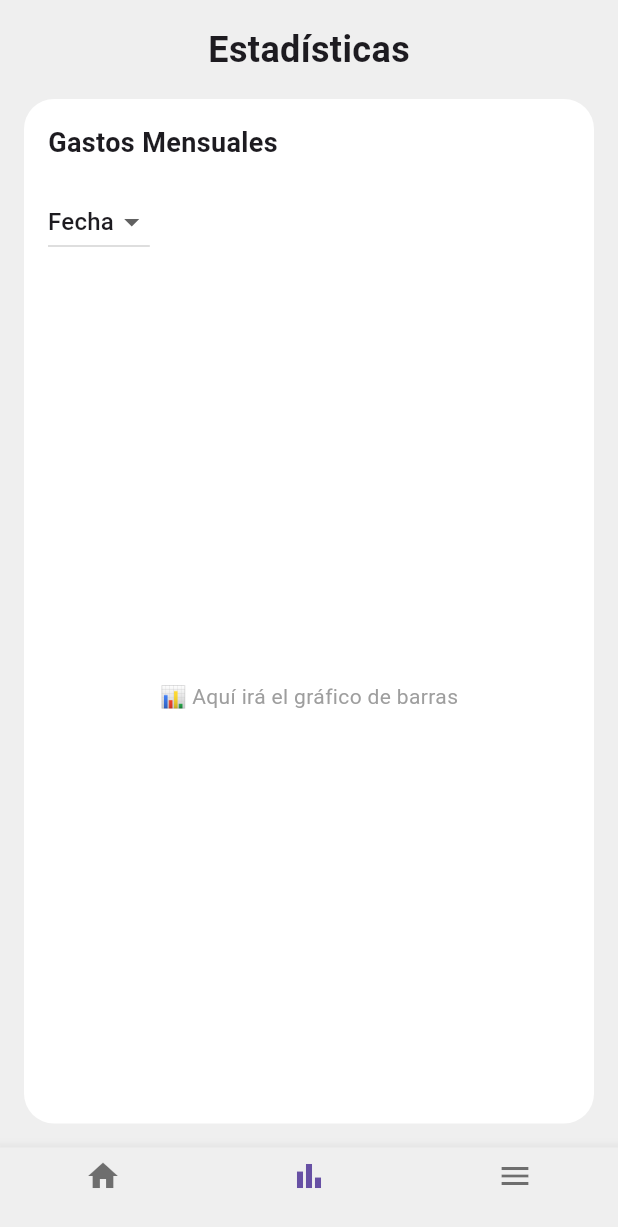
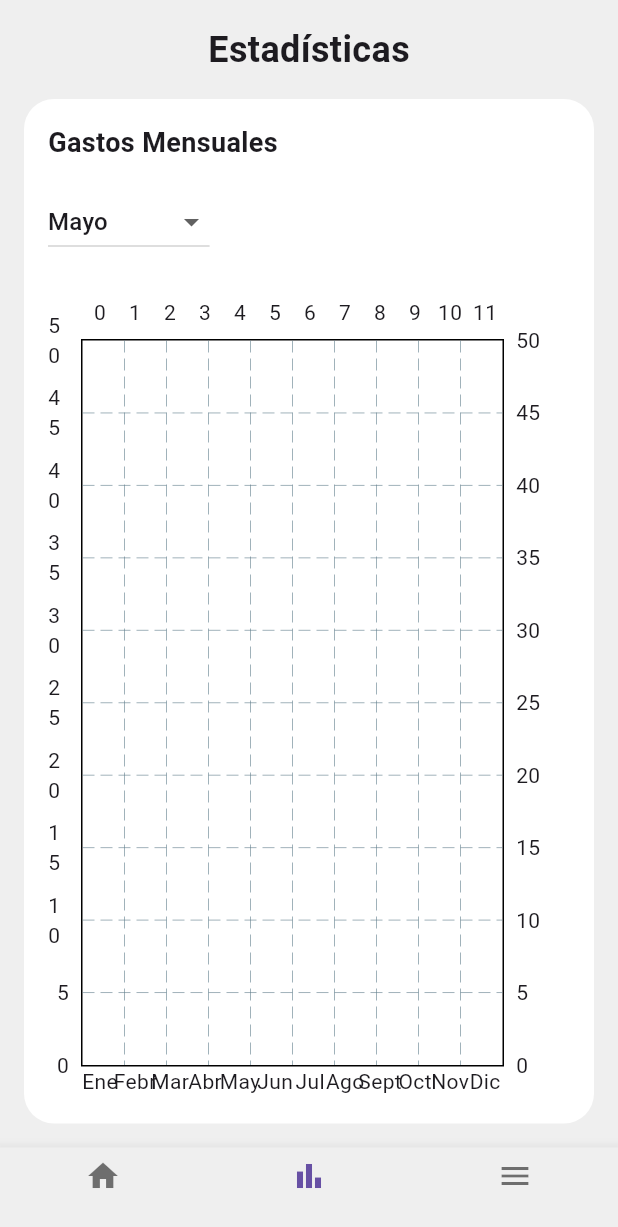
Before and after one commit to OnaLabay/AppControlGastos, a Flutter app: the EstadisticasPage screen opened directly, on a phone screen of 412 x 824 dp. Shown: the top 1227 px of the screen. Run offline on Flutter 3.47's test engine with Material 3 defaults, Android fonts, the phone set to English and light mode, and no system bars; drawn by our look-alikes of fl_chart; our stand-ins replace cloud_firestore, firebase_auth, firebase_core; accounts and stored records are empty.

Commit message:
Guardo cambios antes de hacer merge con giuliana

```diff
--- a/lib/main.dart
+++ b/lib/main.dart
@@ -1,20 +1,37 @@
 import 'package:flutter/material.dart';
+import 'package:firebase_core/firebase_core.dart';
+import 'services/firebase_options.dart';
+import 'pages/login_page.dart';
+import 'pages/register_page.dart';
+import 'pages/estadisticas_page.dart';
+//import 'pages/gastos_page.dart';
+//import 'package:cloud_firestore/cloud_firestore.dart';
+//import 'package:firebase_auth/firebase_auth.dart';
+//import 'pages/historial_page.dart';
+import 'package:intl/date_symbol_data_local.dart';
 
-void main() {
-  runApp(const MainApp());
+void main() async {
+  WidgetsFlutterBinding.ensureInitialized();
+  await Firebase.initializeApp(options: DefaultFirebaseOptions.currentPlatform);
+  await initializeDateFormatting('es', null);
+  runApp(const MyApp());
 }
 
-class MainApp extends StatelessWidget {
-  const MainApp({super.key});
+class MyApp extends StatelessWidget {
+  const MyApp({super.key});
 
   @override
   Widget build(BuildContext context) {
-    return const MaterialApp(
-      home: Scaffold(
-        body: Center(
-          child: Text('Hello World!'),
-        ),
-      ),
+    return MaterialApp(
+      initialRoute: '/login_page',
+      routes: {
+        '/login_page': (context) => const LoginPage(),
+        '/register_page': (context) => RegisterPage(),
+        '/estadisticas_page': (context) => const EstadisticasPage(),
+        /*'/gastos_page': (context) => const PantallaGastos(),
+        '/historial_page': (context) => const PantallaHistorial(),
+        'inicio_page' :  (context) => const PantallaInicio()*/
+      },
     );
   }
 }
--- a/lib/pages/estadisticas_page.dart
+++ b/lib/pages/estadisticas_page.dart
@@ -1,52 +1,79 @@
 import 'package:flutter/material.dart';
+import '../widgets/grafico_estadisticas.dart'; // Ruta al widget del gráfico
+// Importar las demás páginas para la navegación
+//import 'inicio_page.dart';
+//import 'menu_page.dart';
 
-class EstadisticasPage extends StatelessWidget {
+/// Pantalla principal de estadísticas con filtro por mes y navegación inferior
+class EstadisticasPage extends StatefulWidget {
   const EstadisticasPage({super.key});
+
+  @override
+  State<EstadisticasPage> createState() => _EstadisticasPageState();
+}
+
+class _EstadisticasPageState extends State<EstadisticasPage> {
+  // Lista de meses para el filtro
+  final List<String> meses = [
+    'Enero',
+    'Febrero',
+    'Marzo',
+    'Abril',
+    'Mayo',
+    'Junio',
+    'Julio',
+    'Agosto',
+    'Septiembre',
+    'Octubre',
+    'Noviembre',
+    'Diciembre',
+  ];
+  String mesSeleccionado = 'Mayo'; // Mes por defecto
+
+  // Función para manejar la navegación al tocar un ícono
+  void _onItemTapped(int index) {
+    if (index == 0) {
+      // Si toca el ícono de Inicio, navegamos a InicioPage
+      Navigator.pushReplacementNamed(context, '/inicio_page');
+    } else if (index == 1) {
+      // Si toca el ícono de Estadísticas, ya estamos aquí, no hacemos nada
+    } else if (index == 2) {
+      // Si toca el ícono de Historial, navegamos a Historial
+      Navigator.pushReplacementNamed(context, '/historial_page');
+    }
+  }
 
   @override
   Widget build(BuildContext context) {
     return Scaffold(
-      // Color de fondo de toda la pantalla (gris claro)
-      backgroundColor: const Color(0xFFEFEFEF),
-
-      // SafeArea evita que el contenido quede debajo de la barra de estado del celular
+      backgroundColor: const Color(0xFFEFEFEF), // Fondo gris claro
       body: SafeArea(
         child: Padding(
-          padding: const EdgeInsets.all(
-            16.0,
-          ), // Espaciado interno de la pantalla
+          padding: const EdgeInsets.all(16.0), // Espacio alrededor
           child: Column(
             children: [
-              // Título principal "Estadísticas"
+              // Título principal
               const Text(
                 'Estadísticas',
                 style: TextStyle(
-                  fontSize: 24, // Tamaño del texto
-                  fontWeight: FontWeight.bold, // Negrita
-                  decorationThickness: 2, // Grosor de la línea
+                  fontSize: 24,
+                  fontWeight: FontWeight.bold,
+                  decorationThickness: 2,
                 ),
               ),
-
-              const SizedBox(
-                height: 16,
-              ), // Espacio entre el título y el contenedor blanco
-              // Contenedor blanco principal donde van los datos
+              const SizedBox(height: 16), // Espacio después del título
+              // Contenedor blanco con el contenido
               Expanded(
                 child: Container(
-                  padding: const EdgeInsets.all(
-                    16,
-                  ), // Espacio interno del contenedor
+                  padding: const EdgeInsets.all(16),
                   decoration: BoxDecoration(
-                    color: Colors.white, // Fondo blanco
-                    borderRadius: BorderRadius.circular(
-                      20,
-                    ), // Bordes redondeados
+                    color: Colors.white,
+                    borderRadius: BorderRadius.circular(20),
                   ),
                   child: Column(
-                    crossAxisAlignment:
-                        CrossAxisAlignment.start, // Alinear a la izquierda
+                    crossAxisAlignment: CrossAxisAlignment.start,
                     children: [
-                      // Subtítulo "Gastos Mensuales"
+                      // Subtítulo
                       const Text(
                         'Gastos Mensuales',
                         style: TextStyle(
@@ -54,32 +81,32 @@ class EstadisticasPage extends StatelessWidget {
                           fontWeight: FontWeight.w600,
                         ),
                       ),
+                      const SizedBox(height: 16),
 
-                      const SizedBox(
-                        height: 16,
-                      ), // Espacio entre título y dropdown
-                      // Dropdown para seleccionar "Fecha" (más filtros pueden agregarse después)
+                      // Dropdown para seleccionar mes
                       DropdownButton<String>(
-                        value: 'Fecha', // Valor seleccionado por defecto
-                        items: const [
-                          DropdownMenuItem(
-                            value: 'Fecha',
-                            child: Text('Fecha'),
-                          ),
-                        ],
-                        onChanged: (value) {
-                          // En esta función se manejará el cambio de selección
+                        value: mesSeleccionado,
+                        items:
+                            meses.map((mes) {
+                              return DropdownMenuItem(
+                                value: mes,
+                                child: Text(mes),
+                              );
+                            }).toList(),
+                        onChanged: (nuevoMes) {
+                          if (nuevoMes != null) {
+                            setState(() {
+                              mesSeleccionado = nuevoMes;
+                            });
+                          }
                         },
                       ),
 
                       const SizedBox(height: 24), // Espacio antes del gráfico
-                      // Placeholder del gráfico: esto se reemplazará por el gráfico real en el próximo paso
+                      // Gráfico de gastos filtrado por mes
                       Expanded(
-                        child: Center(
-                          child: Text(
-                            '📊 Aquí irá el gráfico de barras',
-                            style: TextStyle(color: Colors.grey),
-                          ),
+                        child: EstadisticasGrafico(
+                          mesSeleccionado: mesSeleccionado,
                         ),
                       ),
                     ],
@@ -91,23 +118,24 @@ class EstadisticasPage extends StatelessWidget {
         ),
       ),
 
-      // Barra inferior de navegación con tres íconos
+      // Barra de navegación inferior con navegación simple entre pantallas
       bottomNavigationBar: BottomNavigationBar(
-        currentIndex: 1, // Índice actual (el segundo ícono: gráfico)
-        backgroundColor: Color(0xFFEFEFEF),
+        currentIndex: 1, // Página actual: Estadísticas (índice 1)
+        onTap: _onItemTapped, // Maneja los toques en los íconos
+        backgroundColor: const Color(0xFFEFEFEF),
         items: const [
           BottomNavigationBarItem(
-            icon: Icon(Icons.home), // Primer ícono: casa
-            label: '', // Sin texto debajo
-          ),
+            icon: Icon(Icons.home),
+            label: '',
+          ), // Índice 0
           BottomNavigationBarItem(
-            icon: Icon(Icons.bar_chart), // Segundo ícono: estadísticas
+            icon: Icon(Icons.bar_chart),
             label: '',
-          ),
+          ), // Índice 1
           BottomNavigationBarItem(
-            icon: Icon(Icons.menu), // Tercer ícono: menú
+            icon: Icon(Icons.menu),
             label: '',
-          ),
+          ), // Índice 2
         ],
       ),
     );
--- a/lib/pages/login_page.dart
+++ b/lib/pages/login_page.dart
@@ -1,7 +1,7 @@
 import 'package:flutter/material.dart';
 import 'package:firebase_auth/firebase_auth.dart'; // Importamos Firebase Auth
-import 'register_page.dart';
-import 'estadisticas_page.dart';
+//import 'register_page.dart';
+//import 'estadisticas_page.dart';
 
 // StatefulWidget porque vamos a manejar estado (errores, inputs, etc.)
 class LoginPage extends StatefulWidget {
@@ -31,7 +31,7 @@ class _LoginPageState extends State<LoginPage> {
       // Si se loguea correctamente, va a la pantalla de inicio (ajustá '/home' si usás otra)
       Navigator.pushReplacementNamed(
         context,
-        '/inicio_page',
+        '/estadisticas_page',
       ); //ACA VA LA PANTALA DE LA VALE
     } on FirebaseAuthException catch (e) {
       // Si falla el login, mostramos el error devuelto por Firebase
@@ -124,6 +124,12 @@ class _LoginPageState extends State<LoginPage> {
                 child: const Text("¿No tenés cuenta? Registrate acá"),
               ),
               const SizedBox(height: 50),
+              TextButton(
+                onPressed: () {
+                  Navigator.pushNamed(context, '/estadisticas_page');
+                },
+                child: const Text("Pagina Estadisticas"),
+              ),
             ],
           ),
         ),
--- a/lib/pages/register_page.dart
+++ b/lib/pages/register_page.dart
@@ -32,9 +32,16 @@ class _RegisterPageState extends State<RegisterPage> {
         email: email,
         password: password,
       );
-      setState(() {
-        _errorMessage = '¡Registro exitoso!';
-      });
+      // Mostrar un mensaje de éxito
+      ScaffoldMessenger.of(context).showSnackBar(
+        const SnackBar(content: Text('Usuario registrado correctamente')),
+      );
+
+      // Esperar 3 segundos
+      await Future.delayed(const Duration(seconds: 3));
+
+      // Navegar a la pantalla de login (reemplazá por la ruta que estés usando)
+      Navigator.pushReplacementNamed(context, '/');
     } on FirebaseAuthException catch (e) {
       setState(() {
         _errorMessage = e.message ?? 'Error desconocido';
--- /dev/null
+++ b/lib/widgets/bar_chart_gastos.dart
@@ -0,0 +1,76 @@
+import 'package:flutter/material.dart';
+import 'package:fl_chart/fl_chart.dart';
+
+/// Este widget muestra el gráfico de barras con los datos de gastos agrupados por mes
+class BarChartGastos extends StatelessWidget {
+  final Map<String, double> gastosPorMes;
+
+  const BarChartGastos({super.key, required this.gastosPorMes});
+
+  @override
+  Widget build(BuildContext context) {
+    // Orden de los meses (para mantener el orden en el gráfico)
+    final mesesOrdenados = [
+      'Ene',
+      'Febr',
+      'Mar',
+      'Abr',
+      'May',
+      'Jun',
+      'Jul',
+      'Ago',
+      'Sept',
+      'Oct',
+      'Nov',
+      'Dic',
+    ];
+
+    // Creamos una lista con los montos de gastos por mes, respetando el orden
+    final gastos = mesesOrdenados.map((mes) => gastosPorMes[mes] ?? 0).toList();
+
+    return SizedBox(
+      height: 300, // Altura del gráfico
+      child: BarChart(
+        BarChartData(
+          alignment: BarChartAlignment.spaceAround, // Espaciado entre barras
+          maxY:
+              gastos.reduce((a, b) => a > b ? a : b) +
+              50, // Altura máxima del eje Y
+          titlesData: FlTitlesData(
+            leftTitles: AxisTitles(
+              sideTitles: SideTitles(showTitles: true), // Eje Y
+            ),
+            bottomTitles: AxisTitles(
+              sideTitles: SideTitles(
+                showTitles: true, // Eje X (meses)
+                getTitlesWidget: (value, meta) {
+                  int index = value.toInt();
+                  if (index >= 0 && index < mesesOrdenados.length) {
+                    return Text(mesesOrdenados[index]);
+                  }
+                  return const Text('');
+                },
+              ),
+            ),
+          ),
+          barGroups: List.generate(mesesOrdenados.length, (index) {
+            // Por cada mes, generamos un grupo de barra con su valor correspondiente
+            return BarChartGroupData(
+              x: index,
+              barRods: [
+                BarChartRodData(
+                  toY: gastos[index], // Altura de la barra
+                  color: Colors.deepPurple.withOpacity(
+                    0.7,
+                  ), // Color de la barra
+                  width: 18, // Ancho
+                  borderRadius: BorderRadius.circular(4), // Bordes redondeados
+                ),
+              ],
+            );
+          }),
+        ),
+      ),
+    );
+  }
+}
--- /dev/null
+++ b/lib/widgets/grafico_estadisticas.dart
@@ -0,0 +1,62 @@
+import 'package:cloud_firestore/cloud_firestore.dart';
+import 'package:firebase_auth/firebase_auth.dart';
+import 'package:flutter/material.dart';
+//import 'package:fl_chart/fl_chart.dart';
+import 'package:intl/intl.dart';
+import 'bar_chart_gastos.dart'; // Widget del gráfico en sí
+
+/// Este widget recibe el mes seleccionado y muestra el gráfico de gastos
+class EstadisticasGrafico extends StatelessWidget {
+  final String mesSeleccionado;
+
+  const EstadisticasGrafico({super.key, required this.mesSeleccionado});
+
+  @override
+  Widget build(BuildContext context) {
+    // Obtenemos el ID del usuario autenticado
+    final uid = FirebaseAuth.instance.currentUser?.uid;
+
+    // Si no hay usuario autenticado, mostramos un error
+    if (uid == null) {
+      return const Center(child: Text('No se pudo obtener el usuario.'));
+    }
+
+    // Escuchamos en tiempo real los gastos desde Firestore
+    return StreamBuilder<QuerySnapshot>(
+      stream:
+          FirebaseFirestore.instance
+              .collection('users')
+              .doc(uid)
+              .collection('gastos')
+              .snapshots(),
+      builder: (context, snapshot) {
+        if (!snapshot.hasData) {
+          return const CircularProgressIndicator(); // Muestra un loader si aún no hay datos
+        }
+
+        final docs = snapshot.data!.docs;
+        final Map<String, double> gastosPorDia = {}; // Agrupamos por día
+
+        for (var doc in docs) {
+          final data = doc.data() as Map<String, dynamic>;
+          final timestamp = data['timestamp'] as Timestamp?;
+          final monto = (data['monto'] ?? 0).toDouble();
+
+          if (timestamp != null) {
+            final fecha = timestamp.toDate();
+            final mesActual = DateFormat.MMMM('es').format(fecha); // Ej: "mayo"
+
+            // Solo sumamos si el mes coincide con el seleccionado
+            if (mesActual.toLowerCase() == mesSeleccionado.toLowerCase()) {
+              final dia = DateFormat.d().format(fecha); // Ej: "1", "2", "3"
+              gastosPorDia[dia] = (gastosPorDia[dia] ?? 0) + monto;
+            }
+          }
+        }
+
+        // Mostramos el gráfico pasando los datos filtrados
+        return BarChartGastos(gastosPorMes: gastosPorDia);
+      },
+    );
+  }
+}
--- a/pubspec.yaml
+++ b/pubspec.yaml
@@ -17,6 +17,9 @@ dependencies:
   provider:
 
   english_words:
+  fl_chart:
+  intl:
+  intl_translation: any
 
 dev_dependencies:
   flutter_test:
```
Also changed, not shown: pubspec.lock, 1 other file.
